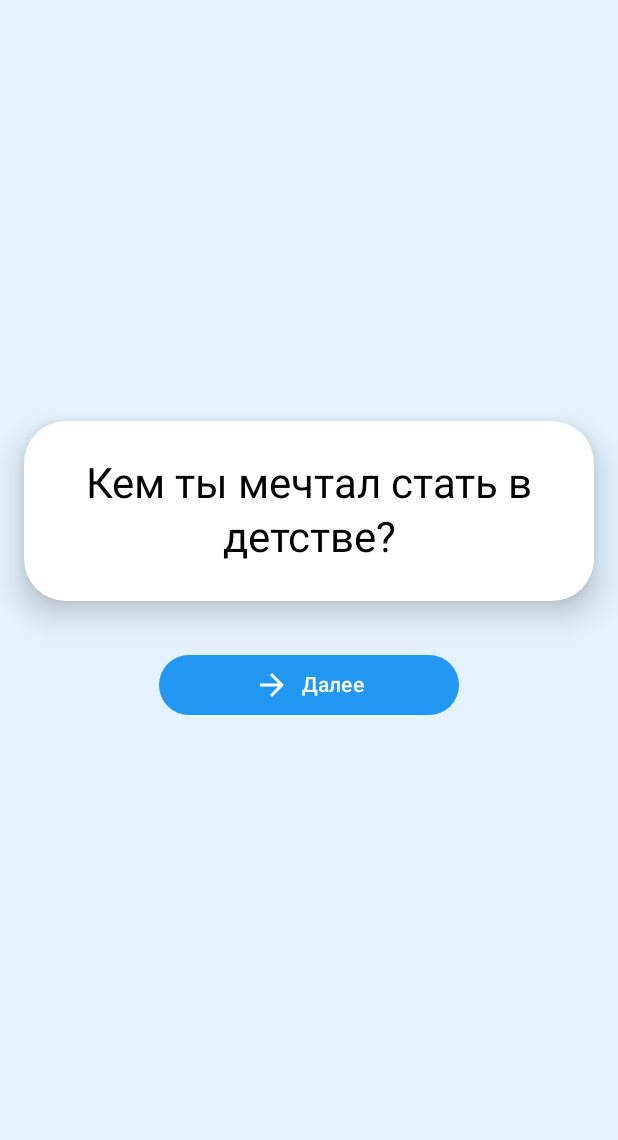
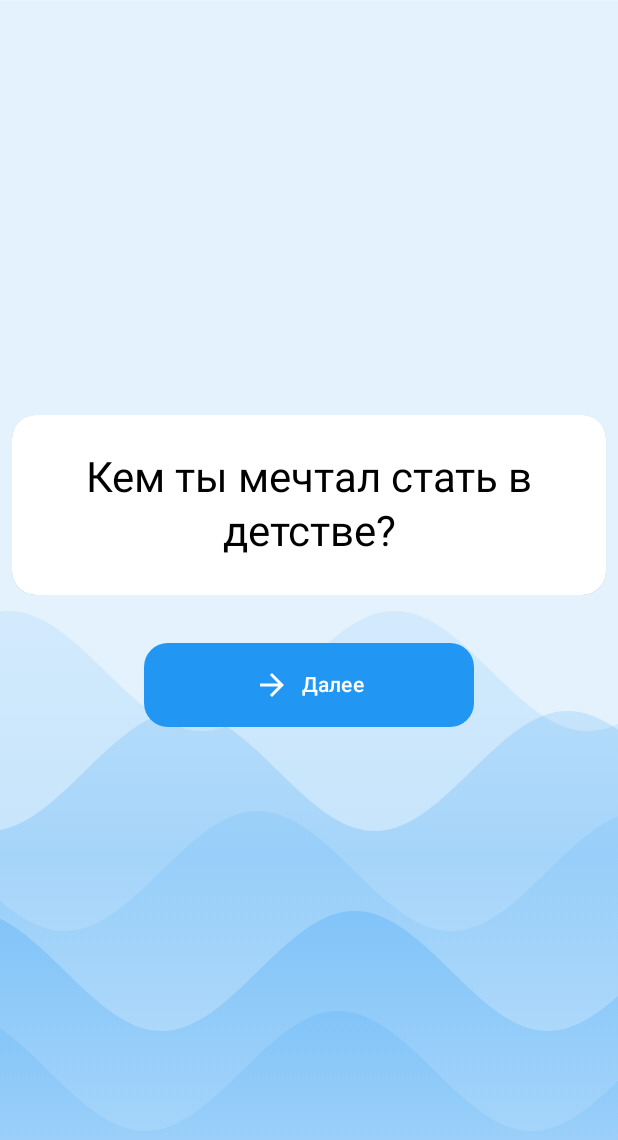
Before and after one commit to ChristielBel/qparty, an Android app built with Jetpack Compose: the GameScreen screen opened through its navigation route, on a phone screen of 412 x 824 dp, the part 96-1236 px from its top. Run offline under Robolectric (Android 15) with nearby library versions, the phone set to English and light mode, and no system bars.

Commit message:
feat(animation): upgrade GameScreen visuals

```diff
--- a/app/src/main/java/com/example/qparty/ui/screens/GameScreen.kt
+++ b/app/src/main/java/com/example/qparty/ui/screens/GameScreen.kt
@@ -1,25 +1,58 @@
 package com.example.qparty.ui.screens
 
 import androidx.compose.animation.AnimatedVisibility
+import androidx.compose.animation.Crossfade
+import androidx.compose.animation.animateContentSize
+import androidx.compose.animation.core.Animatable
+import androidx.compose.animation.core.LinearEasing
+import androidx.compose.animation.core.RepeatMode
+import androidx.compose.animation.core.animateFloat
+import androidx.compose.animation.core.infiniteRepeatable
+import androidx.compose.animation.core.rememberInfiniteTransition
+import androidx.compose.animation.core.tween
 import androidx.compose.animation.fadeIn
 import androidx.compose.animation.fadeOut
 import androidx.compose.animation.slideInVertically
 import androidx.compose.animation.slideOutVertically
-import androidx.compose.foundation.layout.*
+import androidx.compose.foundation.Canvas
+import androidx.compose.foundation.layout.Arrangement
+import androidx.compose.foundation.layout.Box
+import androidx.compose.foundation.layout.Column
+import androidx.compose.foundation.layout.Spacer
+import androidx.compose.foundation.layout.defaultMinSize
+import androidx.compose.foundation.layout.fillMaxSize
+import androidx.compose.foundation.layout.fillMaxWidth
+import androidx.compose.foundation.layout.height
+import androidx.compose.foundation.layout.padding
+import androidx.compose.foundation.layout.width
+import androidx.compose.foundation.shape.RoundedCornerShape
 import androidx.compose.material.icons.Icons
 import androidx.compose.material.icons.automirrored.filled.ArrowForward
 import androidx.compose.material.icons.filled.Refresh
-import androidx.compose.material3.*
-import androidx.compose.runtime.*
+import androidx.compose.material3.Button
+import androidx.compose.material3.ButtonDefaults
+import androidx.compose.material3.Card
+import androidx.compose.material3.CardDefaults
+import androidx.compose.material3.Icon
+import androidx.compose.material3.MaterialTheme
+import androidx.compose.material3.Text
+import androidx.compose.runtime.Composable
+import androidx.compose.runtime.LaunchedEffect
+import androidx.compose.runtime.collectAsState
+import androidx.compose.runtime.getValue
+import androidx.compose.runtime.remember
 import androidx.compose.ui.Alignment
 import androidx.compose.ui.Modifier
+import androidx.compose.ui.draw.clip
+import androidx.compose.ui.graphics.Brush
+import androidx.compose.ui.graphics.Path
 import androidx.compose.ui.res.stringResource
 import androidx.compose.ui.text.style.TextAlign
 import androidx.compose.ui.unit.dp
 import androidx.lifecycle.viewmodel.compose.viewModel
 import androidx.navigation.NavController
+import com.example.qparty.R
 import com.example.qparty.viewmodel.QuestionViewModel
-import com.example.qparty.R
 
 @Composable
 fun GameScreen(
@@ -32,11 +65,76 @@ fun GameScreen(
 
     val question by questionViewModel.currentQuestion.collectAsState()
 
+    val infiniteTransition = rememberInfiniteTransition(label = "")
+    val offset by infiniteTransition.animateFloat(
+        initialValue = 0f,
+        targetValue = 2000f,
+        animationSpec = infiniteRepeatable(
+            animation = tween(16000, easing = LinearEasing),
+            repeatMode = RepeatMode.Restart
+        ),
+        label = "waveAnimation"
+    )
+
     Box(
         modifier = Modifier
             .fillMaxSize()
-            .padding(16.dp)
     ) {
+        val waveColor = MaterialTheme.colorScheme.primary.copy(alpha = 0.4f)
+
+        Canvas(modifier = Modifier.fillMaxSize()) {
+            val waveHeight = 60f
+            val waveLength = size.width / 1.6f
+            val step = 1.dp.toPx()
+
+            val brush = Brush.verticalGradient(
+                colors = listOf(
+                    waveColor.copy(alpha = 0.1f),
+                    waveColor.copy(alpha = 0.3f),
+                    waveColor.copy(alpha = 0.1f)
+                ),
+                startY = size.height * 0.5f,
+                endY = size.height
+            )
+
+            val yOffsets = listOf(100f, 200f, 300f, 400f, 500f)
+            val phaseShifts = listOf(0f, waveLength / 3, waveLength / 2, waveLength / 1.5f, waveLength)
+
+            val speedFactors = listOf(1f, 1.3f, 0.8f, 1.6f, 1.2f)
+            val alphas = listOf(0.15f, 0.2f, 0.1f, 0.25f, 0.18f)
+
+            yOffsets.forEachIndexed { index, yOffset ->
+                val phase = phaseShifts.getOrElse(index) { 0f }
+                val speed = speedFactors.getOrElse(index) { 1f }
+                val alpha = alphas.getOrElse(index) { 0.2f }
+
+                val path = Path().apply {
+                    moveTo(0f, size.height / 2 + yOffset)
+                    var x = 0f
+                    while (x <= size.width) {
+                        val y = size.height / 2 + yOffset + waveHeight *
+                                kotlin.math.sin((x + offset * speed + phase) / waveLength * 2 * Math.PI).toFloat()
+                        lineTo(x, y)
+                        x += step
+                    }
+                    lineTo(size.width, size.height)
+                    lineTo(0f, size.height)
+                    close()
+                }
+
+                val brush = Brush.verticalGradient(
+                    colors = listOf(
+                        waveColor.copy(alpha = alpha / 2),
+                        waveColor.copy(alpha = alpha),
+                        waveColor.copy(alpha = alpha / 2)
+                    ),
+                    startY = size.height * 0.5f,
+                    endY = size.height
+                )
+
+                drawPath(path, brush)
+            }
+        }
         Column(
             modifier = Modifier.fillMaxSize(),
             horizontalAlignment = Alignment.CenterHorizontally,
@@ -44,37 +142,57 @@ fun GameScreen(
         ) {
             AnimatedVisibility(
                 visible = question != null,
-                enter = fadeIn() + slideInVertically(),
-                exit = fadeOut() + slideOutVertically()
+                enter = fadeIn(tween(500)) + slideInVertically(initialOffsetY = { it }),
+                exit = fadeOut(tween(500)) + slideOutVertically(targetOffsetY = { -it })
             ) {
                 Card(
-                    modifier = Modifier.fillMaxWidth(),
-                    elevation = CardDefaults.cardElevation(12.dp),
-                    shape = MaterialTheme.shapes.extraLarge,
+                    modifier = Modifier
+                        .fillMaxWidth()
+                        .padding(horizontal = 8.dp)
+                        .defaultMinSize(minHeight = 120.dp)
+                        .clip(RoundedCornerShape(16.dp))
+                        .animateContentSize(),
+                    elevation = CardDefaults.cardElevation(8.dp),
                     colors = CardDefaults.cardColors(
                         containerColor = MaterialTheme.colorScheme.surface,
                         contentColor = MaterialTheme.colorScheme.onSurface
-                    )
+                    ),
+                    shape = RoundedCornerShape(16.dp)
                 ) {
-                    Text(
-                        text = question?.text ?: "",
-                        modifier = Modifier.padding(24.dp),
-                        style = MaterialTheme.typography.headlineMedium,
-                        textAlign = TextAlign.Center
-                    )
+                    Crossfade(
+                        targetState = question?.text,
+                        animationSpec = tween(600),
+                        label = "crossfadeQuestion"
+                    ) { text ->
+                        Text(
+                            text = text ?: "",
+                            modifier = Modifier.padding(24.dp),
+                            style = MaterialTheme.typography.headlineMedium,
+                            textAlign = TextAlign.Center,
+                            softWrap = true
+                        )
+                    }
+
                 }
             }
 
             Spacer(modifier = Modifier.height(32.dp))
 
+            val scale = remember { Animatable(1f) }
+
+            val buttonModifier = Modifier
+                .width(220.dp)
+                .height(56.dp)
+
             if (question != null) {
                 Button(
                     onClick = { questionViewModel.nextQuestion() },
-                    modifier = Modifier.width(200.dp),
+                    modifier = buttonModifier,
                     colors = ButtonDefaults.buttonColors(
                         containerColor = MaterialTheme.colorScheme.primary,
                         contentColor = MaterialTheme.colorScheme.onPrimary
-                    )
+                    ),
+                    shape = RoundedCornerShape(16.dp)
                 ) {
                     Icon(Icons.AutoMirrored.Filled.ArrowForward, contentDescription = null)
                     Spacer(modifier = Modifier.width(8.dp))
@@ -83,7 +201,7 @@ fun GameScreen(
             } else {
                 Button(
                     onClick = { questionViewModel.restartGame() },
-                    modifier = Modifier.width(200.dp),
+                    modifier = buttonModifier,
                     colors = ButtonDefaults.buttonColors(
                         containerColor = MaterialTheme.colorScheme.primary,
                         contentColor = MaterialTheme.colorScheme.onPrimary
```
